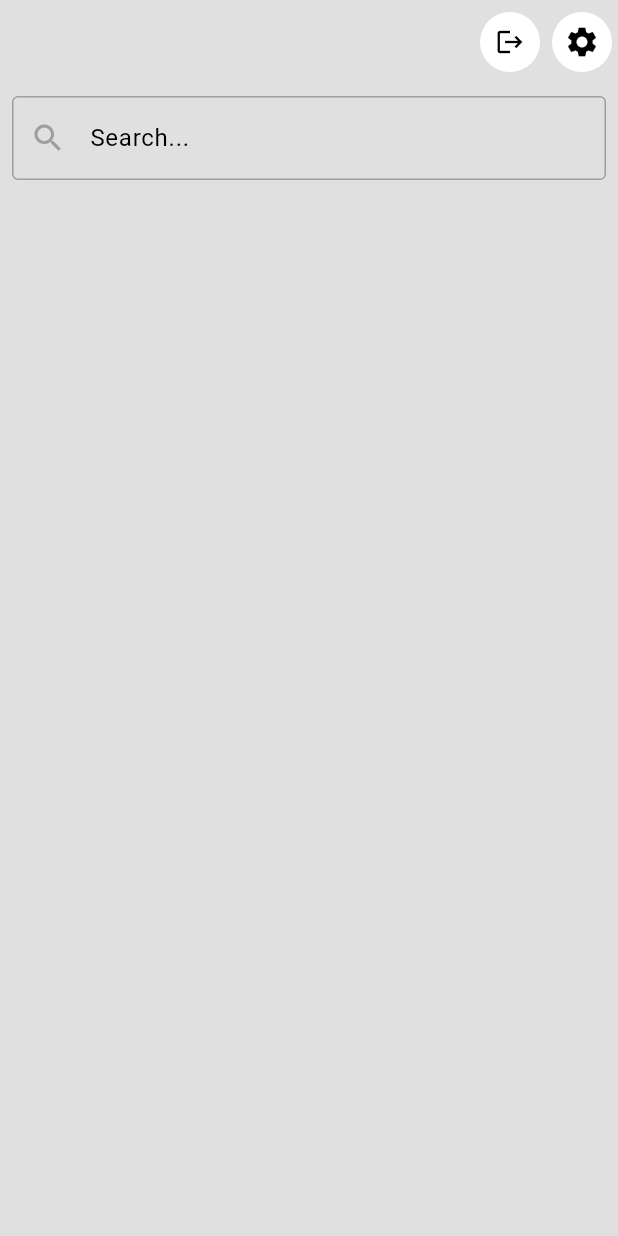
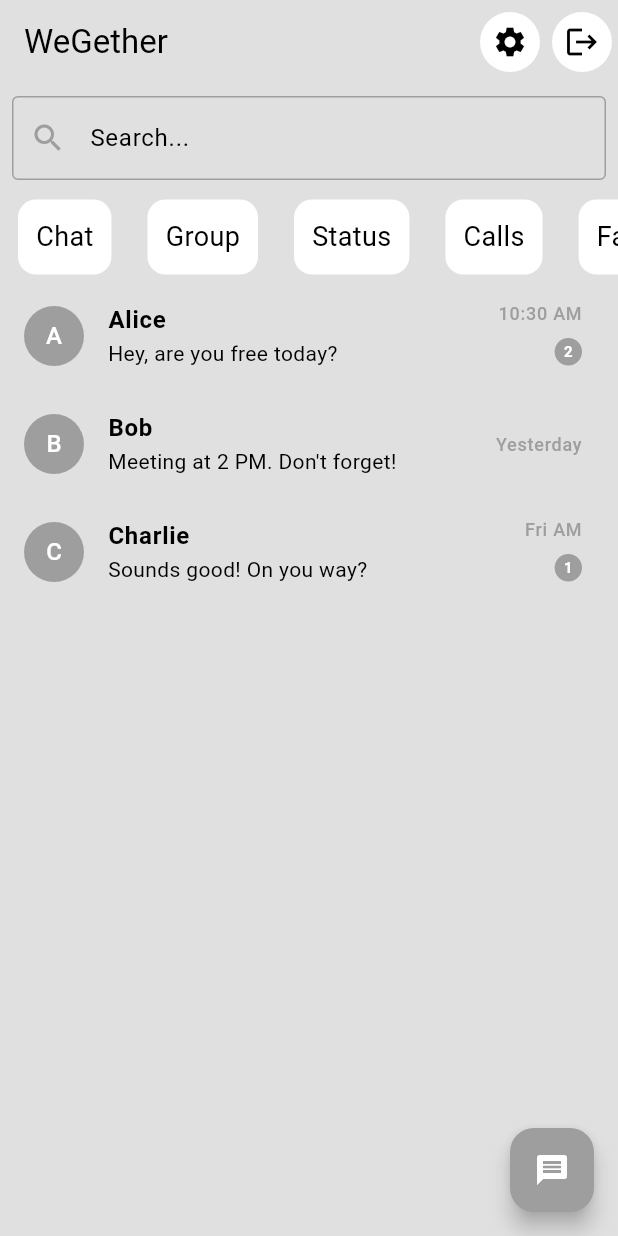
Before and after one commit to ShubhamSharma170/WeGether, a Flutter app: the HomePage screen opened directly, on a phone screen of 412 x 824 dp. Run offline on Flutter 3.47's test engine with Material 3 defaults, Android fonts, the phone set to English and light mode, and no system bars; our stand-ins replace cloud_firestore, firebase_auth, firebase_core; accounts and stored records are empty.

Commit message:
Add Some Chat UI in home Screen

```diff
--- a/lib/firebase_functions/save_user_detail.dart
+++ b/lib/firebase_functions/save_user_detail.dart
@@ -12,7 +12,7 @@ class SaveUserDetail {
         "userName": "",
         "displayName": "",
         "phoneNumber": "",
-        "gmail": "",
+        "gmail": user.email,
         "createdAt": FieldValue.serverTimestamp(),
       });
     }
--- a/lib/pages/home.dart
+++ b/lib/pages/home.dart
@@ -1,7 +1,32 @@
 import 'package:chat_app/components/search_bar.dart';
+import 'package:chat_app/pages/search_user_page/search_user.dart';
 import 'package:chat_app/pages/setting.dart';
 import 'package:firebase_auth/firebase_auth.dart';
 import 'package:flutter/material.dart';
+
+class ChatData {
+  final String name;
+  final String lastMessage;
+  final String time;
+  final int unreadCount;
+
+  ChatData(this.name, this.lastMessage, this.time, this.unreadCount);
+}
+
+final List<ChatData> dummyChats = [
+  ChatData('Alice', 'Hey, are you free today?', '10:30 AM', 2),
+  ChatData('Bob', 'Meeting at 2 PM. Don\'t forget!', 'Yesterday', 0),
+  ChatData('Charlie', 'Sounds good! On you way?', 'Fri AM', 1),
+];
+
+final List<String> catName = [
+  "Chat",
+  "Group",
+  "Status",
+  "Calls",
+  "Favorite",
+  "Unread",
+];
 
 class HomePage extends StatelessWidget {
   const HomePage({super.key});
@@ -9,44 +34,153 @@ class HomePage extends StatelessWidget {
   @override
   Widget build(BuildContext context) {
     ColorScheme color = Theme.of(context).colorScheme;
+
     return Scaffold(
       appBar: AppBar(
-        // backgroundColor: color.secondary,
+        title: const Text('WeGether'),
         actions: [
+          // Settings Button (Already tha)
           IconButton(
-            iconSize: 20,
-
-            onPressed: () async {
-              await FirebaseAuth.instance.signOut();
+            onPressed: () {
+              Navigator.push(
+                context,
+                MaterialPageRoute(builder: (context) => SettingPage()),
+              );
             },
-            icon: Icon(Icons.logout),
+            icon: const Icon(Icons.settings),
             style: ButtonStyle(
               backgroundColor: WidgetStatePropertyAll(color.tertiary),
             ),
           ),
+
           IconButton(
-            onPressed: () {
-              Navigator.push(
-                context,
-                MaterialPageRoute(
-                  builder: (context) {
-                    return SettingPage();
-                  },
-                ),
-              );
+            onPressed: () async {
+              await FirebaseAuth.instance.signOut();
             },
-            icon: Icon(Icons.settings),
+            icon: const Icon(Icons.logout),
             style: ButtonStyle(
               backgroundColor: WidgetStatePropertyAll(color.tertiary),
             ),
           ),
         ],
       ),
-      body: Center(
-        child: Padding(
-          padding: const EdgeInsets.all(8.0),
-          child: Column(children: [CustomSearchBar()]),
-        ),
+
+      // BODY: Search Bar aur Chat List
+      body: Column(
+        children: [
+          const Padding(padding: EdgeInsets.all(8.0), child: CustomSearchBar()),
+
+          // horizontal scroll widget
+          SizedBox(
+            height: 60,
+            width: MediaQuery.of(context).size.width,
+            child: ListView.builder(
+              scrollDirection: Axis.horizontal,
+              itemCount: catName.length,
+              itemBuilder: (context, index) {
+                return Container(
+                  decoration: BoxDecoration(
+                    borderRadius: BorderRadius.circular(12),
+                    color: color.tertiary,
+                  ),
+                  margin: EdgeInsets.symmetric(horizontal: 12, vertical: 5),
+                  // width: 100,
+                  child: Center(
+                    child: Padding(
+                      padding: const EdgeInsets.symmetric(
+                        vertical: 8,
+                        horizontal: 12,
+                      ),
+                      child: Text(
+                        catName[index],
+                        style: TextStyle(fontSize: 18),
+                      ),
+                    ),
+                  ),
+                );
+              },
+            ),
+          ),
+
+          // 2. Chat List (ListView.builder)
+          Expanded(
+            child: ListView.builder(
+              itemCount: dummyChats.length,
+              itemBuilder: (context, index) {
+                final chat = dummyChats[index];
+                return ListTile(
+                  // Profile Picture
+                  leading: CircleAvatar(
+                    backgroundColor: color.primary,
+                    child: Text(chat.name[0]), // First letter of name
+                  ),
+
+                  // User/Group Name
+                  title: Text(
+                    chat.name,
+                    style: const TextStyle(fontWeight: FontWeight.bold),
+                  ),
+
+                  // Last Message Preview
+                  subtitle: Text(
+                    chat.lastMessage,
+                    maxLines: 1,
+                    overflow: TextOverflow.ellipsis,
+                  ),
+
+                  // Time and Unread Count
+                  trailing: Column(
+                    mainAxisAlignment: MainAxisAlignment.center,
+                    crossAxisAlignment: CrossAxisAlignment.end,
+                    children: [
+                      Text(
+                        chat.time,
+                        style: TextStyle(
+                          fontSize: 12,
+                          color: chat.unreadCount > 0
+                              ? color.primary
+                              : Colors.grey,
+                        ),
+                      ),
+
+                      if (chat.unreadCount > 0)
+                        Container(
+                          margin: const EdgeInsets.only(top: 4),
+                          padding: const EdgeInsets.all(6),
+                          decoration: BoxDecoration(
+                            color: color.primary,
+                            shape: BoxShape.circle,
+                          ),
+                          child: Text(
+                            chat.unreadCount.toString(),
+                            style: const TextStyle(
+                              color: Colors.white,
+                              fontSize: 10,
+                              fontWeight: FontWeight.bold,
+                            ),
+                          ),
+                        ),
+                    ],
+                  ),
+
+                  onTap: () {},
+                );
+              },
+            ),
+          ),
+        ],
+      ),
+
+      // 3. Floating Action Button
+      floatingActionButton: FloatingActionButton(
+        onPressed: () {
+          Navigator.push(
+            context,
+            MaterialPageRoute(builder: (context) => SearchUser()),
+          );
+        },
+        backgroundColor: color.primary,
+        child: const Icon(Icons.message, color: Colors.white),
       ),
     );
   }
```
Also changed, not shown: lib/firebase_functions/bio_details_save.dart (added, +21 -0 lines), lib/pages/search_user_page/search_user.dart (added, +28 -0 lines), lib/provider/bio_save_provider.dart (added, +10 -0 lines), lib/pages/register.dart (line endings or trailing spaces).
